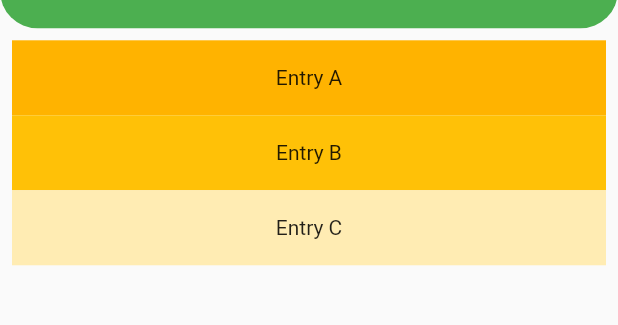
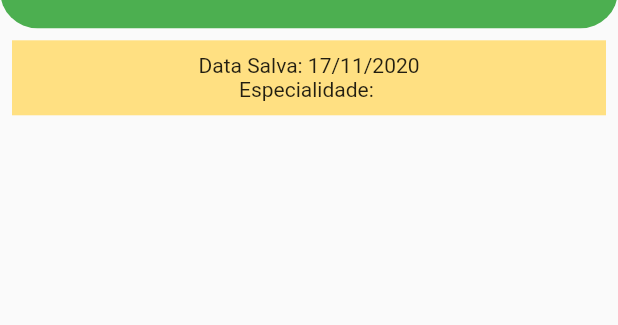
Before and after one commit to lisboapg93/marqueaqui, a Flutter app: the screen it shows after launch, on a phone screen of 412 x 824 dp, the part 62-387 px from its top. Run offline on Flutter 3.47's test engine with Material 2 defaults, Android fonts, the phone set to English and light mode, and no system bars; our stand-ins replace shared_preferences.

Commit message:
atts Imp.

```diff
--- a/lib/pages/home_page.dart
+++ b/lib/pages/home_page.dart
@@ -1,39 +1,58 @@
 import 'package:flutter/material.dart';
 import 'package:marqueaqui/pages/adicao_page.dart';
+import 'package:shared_preferences/shared_preferences.dart';
+import 'package:intl/intl.dart';
 
 class HomePage extends StatefulWidget {
-  const HomePage({ Key? key }) : super(key: key);
+  const HomePage({Key? key}) : super(key: key);
 
   @override
   State<HomePage> createState() => _HomePageState();
 }
 
 class _HomePageState extends State<HomePage> {
+  DateTime _savedDate = DateTime(2020, 11, 17); // Variável para armazenar a data salva
+  String _eSpecialidade = ''; // Variável para armazenar a especialidade
+
+  @override
+  void initState() {
+    super.initState();
+    _loadSelectedDate();
+  }
+
+  Future<void> _loadSelectedDate() async {
+    SharedPreferences prefs = await SharedPreferences.getInstance();
+    String? selectedDateStr = prefs.getString('selectedDate');
+    if (selectedDateStr != null) {
+      setState(() {
+        _savedDate = DateTime.parse(selectedDateStr);
+      });
+    }
+  }
+
   @override
   Widget build(BuildContext context) {
-
     return Scaffold(
       appBar: AppBar(
         backgroundColor: Colors.green,
         title: const Text('Consulta Marcada'),
-        titleSpacing: 00.0,
+        titleSpacing: 0.0,
         centerTitle: true,
         toolbarHeight: 60.2,
         toolbarOpacity: 0.8,
         shape: const RoundedRectangleBorder(
           borderRadius: BorderRadius.only(
               bottomRight: Radius.circular(25),
-              bottomLeft: Radius.circular(25)
+              bottomLeft: Radius.circular(25)),
         ),
-        ),
-        elevation: 0.00,
+        elevation: 0.0,
         actions: [
           IconButton(
             icon: const Icon(Icons.add, size: 35),
             onPressed: () {
               Navigator.push(
                 context,
-                MaterialPageRoute(builder: (context) =>  const AdicaoPage()),
+                MaterialPageRoute(builder: (context) => const AdicaoPage()),
               );
             },
           ),
@@ -44,18 +63,15 @@ class _HomePageState extends State<HomePage> {
         children: <Widget>[
           Container(
             height: 50,
-              color: Colors.amber[600],
-                child: const Center(child: Text('Entry A')),
+            color: Colors.amber[200],
+            child: Column(
+              // Use um Column para organizar os Text widgets verticalmente
+              mainAxisAlignment: MainAxisAlignment.center,
+              children: [
+                Text('Data Salva: ${DateFormat('dd/MM/yyyy').format(_savedDate)}'),
+                Text('Especialidade: $_eSpecialidade'),
+              ],
             ),
-            Container(
-              height: 50,
-              color: Colors.amber[500],
-                child: const Center(child: Text('Entry B')),
-              ),
-              Container(
-                height: 50,
-                color: Colors.amber[100],
-                  child: const Center(child: Text('Entry C')),
           ),
         ],
       ),
--- a/pubspec.yaml
+++ b/pubspec.yaml
@@ -30,8 +30,9 @@ environment:
 dependencies:
   flutter:
     sdk: flutter
-  flutter_localizations:
-    sdk: flutter
+  shared_preferences: ^2.2.0
+  intl: ^0.18.0
+  flutter_localization: ^0.1.13
 
 
   # The following adds the Cupertino Icons font to your application.
```
Also changed, not shown: lib/pages/adicao_page.dart (+29 -12 lines), pubspec.lock, 11 other files. Lines whose indentation alone changed are shown as unchanged.
